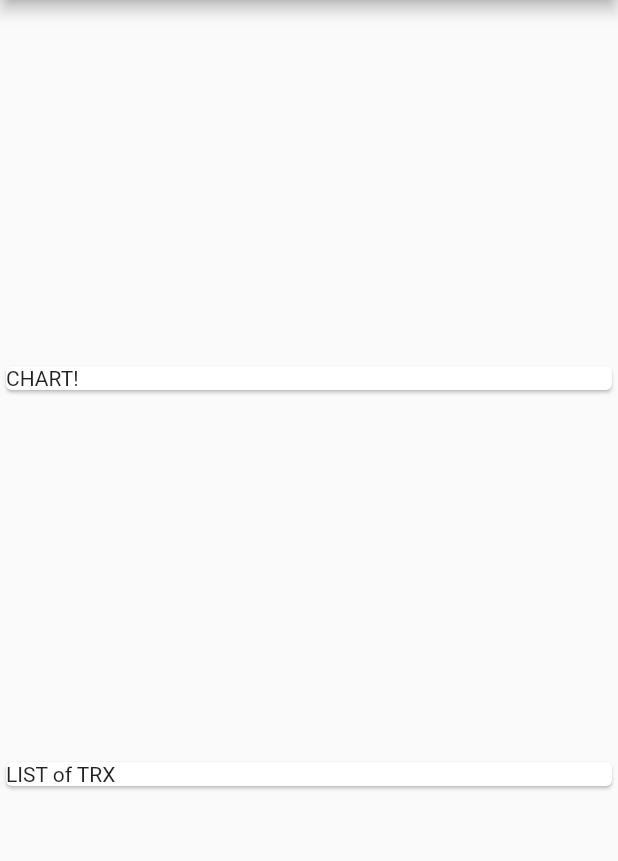
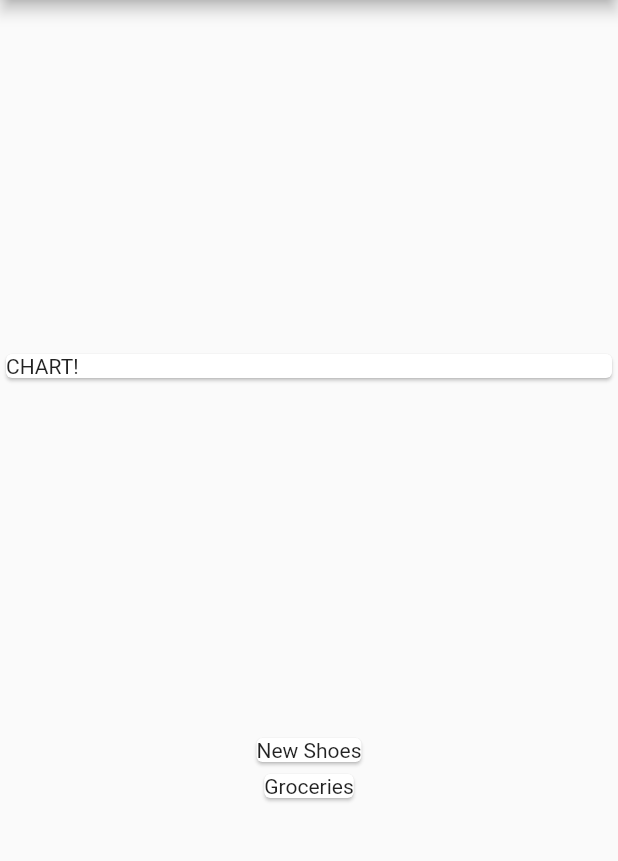
Before and after one commit to Petar81/Expense-Calculator, a Flutter app: the screen it shows after launch, on a phone screen of 412 x 824 dp, the part 84-945 px from its top. Run offline on Flutter 3.47's test engine with Material 2 defaults, Android fonts, the phone set to English and light mode, and no system bars.

Commit message:
map transactions to cards

```diff
--- a/lib/main.dart
+++ b/lib/main.dart
@@ -1,4 +1,6 @@
 import 'package:flutter/material.dart';
+
+import './transaction.dart';
 
 void main() {
   runApp(const MyApp());
@@ -22,13 +24,13 @@ class MyApp extends StatelessWidget {
         // or simply save your changes to "hot reload" in a Flutter IDE).
         primarySwatch: Colors.blue,
       ),
-      home: const MyHomePage(title: 'Expense planner'),
+      home: MyHomePage(title: 'Expense planner'),
     );
   }
 }
 
 class MyHomePage extends StatelessWidget {
-  const MyHomePage({Key? key, required this.title}) : super(key: key);
+  MyHomePage({Key? key, required this.title}) : super(key: key);
 
   // This class is the configuration - It holds the values (in this
   // case the title) provided by the parent (in this case the App widget) and
@@ -36,6 +38,12 @@ class MyHomePage extends StatelessWidget {
   // always marked "final".
 
   final String title;
+  final List<Transaction> transactions = [
+    Transaction(
+        id: 't1', title: 'New Shoes', amount: 69.99, date: DateTime.now()),
+    Transaction(
+        id: 't2', title: 'Groceries', amount: 109.99, date: DateTime.now()),
+  ];
 
   @override
   Widget build(BuildContext context) {
@@ -55,8 +63,10 @@ class MyHomePage extends StatelessWidget {
               child: Text('CHART!'),
             ),
           ),
-          const Card(
-            child: Text('LIST of TRX'),
+          Column(
+            children: transactions.map((tx) {
+              return Card(child: Text(tx.title));
+            }).toList(),
           ),
         ],
         // Center is a layout widget. It takes a single child and positions it
```
